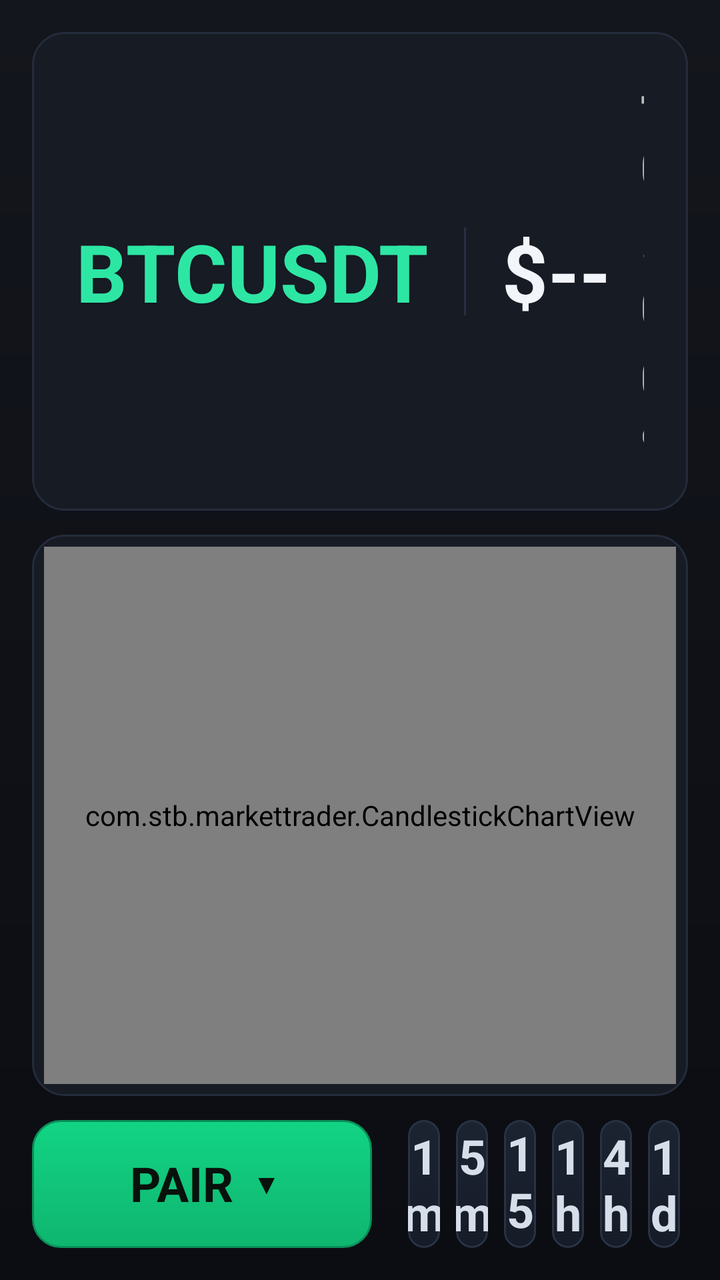
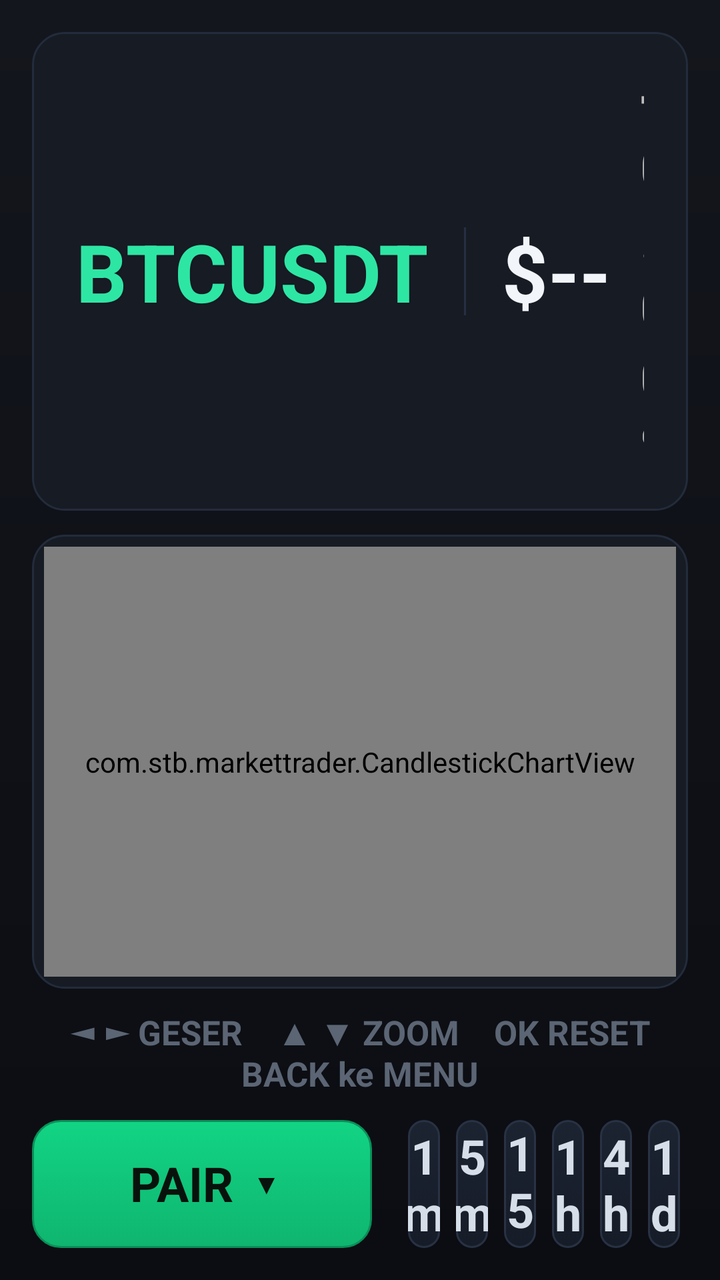

Screens rendered from an Android XML layout before and after an edit, with the pre-edit source and the edit as a unified diff.
<!-- AndroidManifest.xml: application theme AppTheme -->
<!-- res/layout/activity_main.xml -->
<?xml version="1.0" encoding="utf-8"?>
<LinearLayout xmlns:android="http://schemas.android.com/apk/res/android"
    android:layout_width="match_parent"
    android:layout_height="match_parent"
    android:orientation="vertical"
    android:background="@drawable/bg_root"
    android:padding="16dp">

    <LinearLayout
        android:layout_width="match_parent"
        android:layout_height="wrap_content"
        android:orientation="horizontal"
        android:gravity="center_vertical"
        android:background="@drawable/bg_card"
        android:paddingLeft="22dp"
        android:paddingRight="22dp"
        android:paddingTop="12dp"
        android:paddingBottom="12dp">

        <TextView
            android:id="@+id/symbol"
            android:layout_width="wrap_content"
            android:layout_height="wrap_content"
            android:text="BTCUSDT"
            android:textColor="#2EE6A4"
            android:textSize="40sp"
            android:textStyle="bold"
            android:shadowColor="#20000000"
            android:shadowDx="1"
            android:shadowDy="1"
            android:shadowRadius="2" />

        <View
            android:layout_width="1dp"
            android:layout_height="44dp"
            android:layout_marginLeft="18dp"
            android:layout_marginRight="18dp"
            android:background="#263042" />

        <TextView
            android:id="@+id/price"
            android:layout_width="wrap_content"
            android:layout_height="wrap_content"
            android:text="$--"
            android:textColor="#F2F5FA"
            android:textSize="40sp"
            android:textStyle="bold" />

        <TextView
            android:layout_width="wrap_content"
            android:layout_height="wrap_content"
            android:text="  "
            android:textSize="30sp" />

        <TextView
            android:id="@+id/change"
            android:layout_width="wrap_content"
            android:layout_height="wrap_content"
            android:text="+0.00%"
            android:textSize="30sp"
            android:textStyle="bold" />

        <View
            android:layout_width="0dp"
            android:layout_height="1dp"
            android:layout_weight="1" />

        <TextView
            android:id="@+id/conn"
            android:layout_width="wrap_content"
            android:layout_height="wrap_content"
            android:text="menghubungkan..."
            android:textColor="#6B7686"
            android:textSize="18sp" />
    </LinearLayout>

    <FrameLayout
        android:layout_width="match_parent"
        android:layout_height="0dp"
        android:layout_weight="1"
        android:layout_marginTop="12dp"
        android:background="@drawable/bg_card">

        <com.stb.markettrader.CandlestickChartView
            android:id="@+id/chart"
            android:layout_width="match_parent"
            android:layout_height="match_parent"
            android:layout_margin="6dp" />
    </FrameLayout>

    <LinearLayout
        android:layout_width="match_parent"
        android:layout_height="wrap_content"
        android:orientation="horizontal"
        android:gravity="center_vertical"
        android:paddingTop="12dp"
        android:focusable="true">

        <Button
            android:id="@+id/btn_pair"
            android:layout_width="wrap_content"
            android:layout_height="64dp"
            android:minWidth="170dp"
            android:text="PAIR  ▾"
            android:textSize="24sp"
            android:textStyle="bold"
            android:textColor="@color/btn_pair_text"
            android:background="@drawable/btn_pair"
            android:focusable="true"
            android:stateListAnimator="@null"
            android:paddingLeft="20dp"
            android:paddingRight="20dp" />

        <View
            android:layout_width="14dp"
            android:layout_height="1dp" />

        <Button
            android:id="@+id/tf_1m"
            android:layout_width="0dp"
            android:layout_height="64dp"
            android:layout_weight="1"
            android:text="1m"
            android:textSize="24sp"
            android:textStyle="bold"
            android:textColor="@color/tf_text"
            android:background="@drawable/btn_tf"
            android:focusable="true"
            android:stateListAnimator="@null"
            android:layout_marginLeft="4dp"
            android:layout_marginRight="4dp" />

        <Button
            android:id="@+id/tf_5m"
            android:layout_width="0dp"
            android:layout_height="64dp"
            android:layout_weight="1"
            android:text="5m"
            android:textSize="24sp"
            android:textStyle="bold"
            android:textColor="@color/tf_text"
            android:background="@drawable/btn_tf"
            android:focusable="true"
            android:stateListAnimator="@null"
            android:layout_marginLeft="4dp"
            android:layout_marginRight="4dp" />

        <Button
            android:id="@+id/tf_15m"
            android:layout_width="0dp"
            android:layout_height="64dp"
            android:layout_weight="1"
            android:text="15m"
            android:textSize="24sp"
            android:textStyle="bold"
            android:textColor="@color/tf_text"
            android:background="@drawable/btn_tf"
            android:focusable="true"
            android:stateListAnimator="@null"
            android:layout_marginLeft="4dp"
            android:layout_marginRight="4dp" />

        <Button
            android:id="@+id/tf_1h"
            android:layout_width="0dp"
            android:layout_height="64dp"
            android:layout_weight="1"
            android:text="1h"
            android:textSize="24sp"
            android:textStyle="bold"
            android:textColor="@color/tf_text"
            android:background="@drawable/btn_tf"
            android:focusable="true"
            android:stateListAnimator="@null"
            android:layout_marginLeft="4dp"
            android:layout_marginRight="4dp" />

        <Button
            android:id="@+id/tf_4h"
            android:layout_width="0dp"
            android:layout_height="64dp"
            android:layout_weight="1"
            android:text="4h"
            android:textSize="24sp"
            android:textStyle="bold"
            android:textColor="@color/tf_text"
            android:background="@drawable/btn_tf"
            android:focusable="true"
            android:stateListAnimator="@null"
            android:layout_marginLeft="4dp"
            android:layout_marginRight="4dp" />

        <Button
            android:id="@+id/tf_1d"
            android:layout_width="0dp"
            android:layout_height="64dp"
            android:layout_weight="1"
            android:text="1d"
            android:textSize="24sp"
            android:textStyle="bold"
            android:textColor="@color/tf_text"
            android:background="@drawable/btn_tf"
            android:focusable="true"
            android:stateListAnimator="@null"
            android:layout_marginLeft="4dp"
            android:layout_marginRight="4dp" />
    </LinearLayout>

</LinearLayout>
<!-- resources referenced by this layout -->
<resources>
  <!-- drawable bg_card (drawable) -->
  <?xml version="1.0" encoding="utf-8"?>
  <shape xmlns:android="http://schemas.android.com/apk/res/android" android:shape="rectangle">
      <solid android:color="#171B24" />
      <corners android:radius="16dp" />
      <stroke
          android:width="1dp"
          android:color="#232C3B" />
  </shape>
  <!-- drawable bg_root (drawable) -->
  <?xml version="1.0" encoding="utf-8"?>
  <shape xmlns:android="http://schemas.android.com/apk/res/android" android:shape="rectangle">
      <gradient
          android:startColor="#14161D"
          android:endColor="#0B0D12"
          android:angle="270" />
  </shape>
  <!-- drawable btn_pair (drawable) -->
  <?xml version="1.0" encoding="utf-8"?>
  <selector xmlns:android="http://schemas.android.com/apk/res/android">
      <item android:state_pressed="true">
          <shape android:shape="rectangle">
              <gradient
                  android:startColor="#09A05E"
                  android:endColor="#078B52"
                  android:angle="270" />
              <corners android:radius="14dp" />
          </shape>
      </item>
      <item android:state_focused="true">
          <shape android:shape="rectangle">
              <gradient
                  android:startColor="#16E095"
                  android:endColor="#0ECB81"
                  android:angle="270" />
              <corners android:radius="14dp" />
              <stroke
                  android:width="2dp"
                  android:color="#9FF3D5" />
          </shape>
      </item>
      <item>
          <shape android:shape="rectangle">
              <gradient
                  android:startColor="#12D484"
                  android:endColor="#0FB56F"
                  android:angle="270" />
              <corners android:radius="14dp" />
              <stroke
                  android:width="1dp"
                  android:color="#0A8F58" />
          </shape>
      </item>
  </selector>
  <!-- drawable btn_tf (drawable) -->
  <?xml version="1.0" encoding="utf-8"?>
  <selector xmlns:android="http://schemas.android.com/apk/res/android">
      <item android:state_selected="true">
          <shape android:shape="rectangle">
              <solid android:color="#0ECB81" />
              <corners android:radius="12dp" />
              <stroke
                  android:width="1dp"
                  android:color="#0ECB81" />
          </shape>
      </item>
      <item android:state_focused="true">
          <shape android:shape="rectangle">
              <gradient
                  android:startColor="#1E2A3C"
                  android:endColor="#17202E"
                  android:angle="270" />
              <corners android:radius="12dp" />
              <stroke
                  android:width="2dp"
                  android:color="#0ECB81" />
          </shape>
      </item>
      <item>
          <shape android:shape="rectangle">
              <gradient
                  android:startColor="#1C2331"
                  android:endColor="#161C28"
                  android:angle="270" />
              <corners android:radius="12dp" />
              <stroke
                  android:width="1dp"
                  android:color="#283244" />
          </shape>
      </item>
  </selector>
  <style name="AppTheme" parent="android:Theme.Holo.NoActionBar">
          <item name="android:windowNoTitle">true</item>
          <item name="android:windowFullscreen">false</item>
          <item name="android:windowBackground">#101216</item>
          <item name="android:colorPrimary">#0ECB81</item>
          <item name="android:colorAccent">#0ECB81</item>
      </style>
</resources>

<!-- the commit's change to res/layout/activity_main.xml (unified diff, before → after) -->
@@ -85,8 +85,23 @@
             android:id="@+id/chart"
             android:layout_width="match_parent"
             android:layout_height="match_parent"
-            android:layout_margin="6dp" />
+            android:layout_margin="6dp"
+            android:focusable="true"
+            android:focusableInTouchMode="true"
+            android:nextFocusDown="@id/btn_pair"
+            android:nextFocusLeft="@id/btn_pair"
+            android:nextFocusRight="@id/btn_pair" />
     </FrameLayout>
+
+    <TextView
+        android:layout_width="match_parent"
+        android:layout_height="wrap_content"
+        android:layout_marginTop="10dp"
+        android:gravity="center"
+        android:text="◄ ► GESER    ▲ ▼ ZOOM    OK RESET    BACK ke MENU"
+        android:textColor="#5B6574"
+        android:textSize="17sp"
+        android:textStyle="bold" />
 
     <LinearLayout
         android:layout_width="match_parent"
@@ -107,6 +122,7 @@
             android:textColor="@color/btn_pair_text"
             android:background="@drawable/btn_pair"
             android:focusable="true"
+            android:nextFocusUp="@id/chart"
             android:stateListAnimator="@null"
             android:paddingLeft="20dp"
             android:paddingRight="20dp" />
@@ -126,6 +142,7 @@
             android:textColor="@color/tf_text"
             android:background="@drawable/btn_tf"
             android:focusable="true"
+            android:nextFocusUp="@id/chart"
             android:stateListAnimator="@null"
             android:layout_marginLeft="4dp"
             android:layout_marginRight="4dp" />
@@ -141,6 +158,7 @@
             android:textColor="@color/tf_text"
             android:background="@drawable/btn_tf"
             android:focusable="true"
+            android:nextFocusUp="@id/chart"
             android:stateListAnimator="@null"
             android:layout_marginLeft="4dp"
             android:layout_marginRight="4dp" />
@@ -156,6 +174,7 @@
             android:textColor="@color/tf_text"
             android:background="@drawable/btn_tf"
             android:focusable="true"
+            android:nextFocusUp="@id/chart"
             android:stateListAnimator="@null"
             android:layout_marginLeft="4dp"
             android:layout_marginRight="4dp" />
@@ -171,6 +190,7 @@
             android:textColor="@color/tf_text"
             android:background="@drawable/btn_tf"
             android:focusable="true"
+            android:nextFocusUp="@id/chart"
             android:stateListAnimator="@null"
             android:layout_marginLeft="4dp"
             android:layout_marginRight="4dp" />
@@ -186,6 +206,7 @@
             android:textColor="@color/tf_text"
             android:background="@drawable/btn_tf"
             android:focusable="true"
+            android:nextFocusUp="@id/chart"
             android:stateListAnimator="@null"
             android:layout_marginLeft="4dp"
             android:layout_marginRight="4dp" />
@@ -201,6 +222,7 @@
             android:textColor="@color/tf_text"
             android:background="@drawable/btn_tf"
             android:focusable="true"
+            android:nextFocusUp="@id/chart"
             android:stateListAnimator="@null"
             android:layout_marginLeft="4dp"
             android:layout_marginRight="4dp" />
